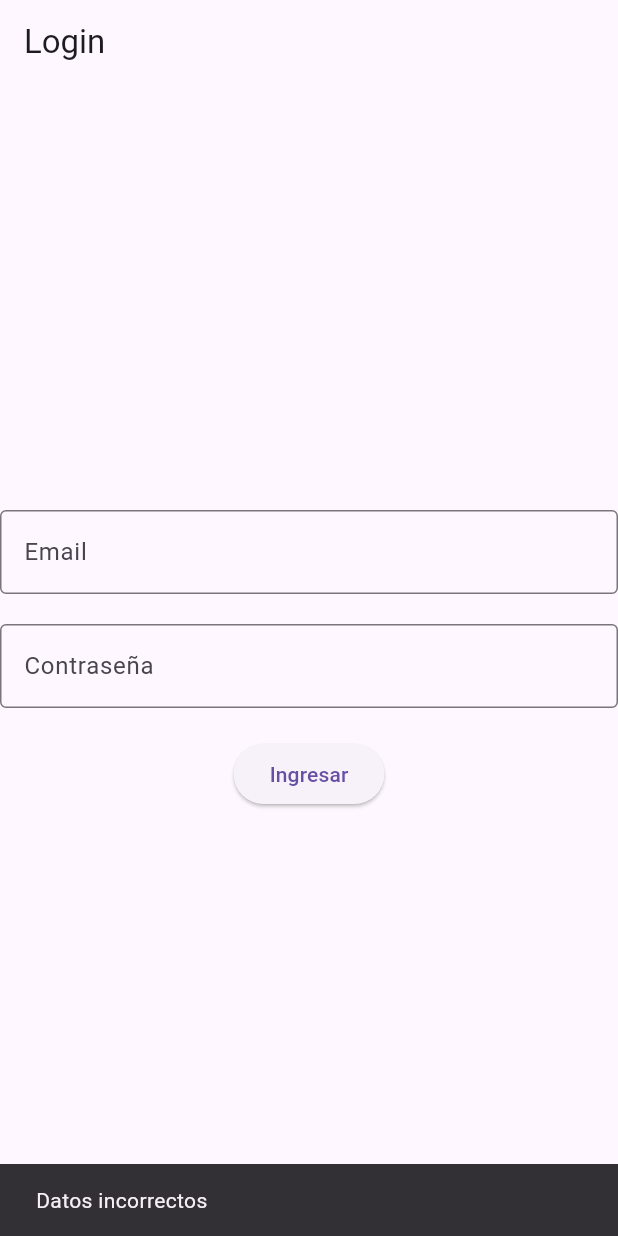
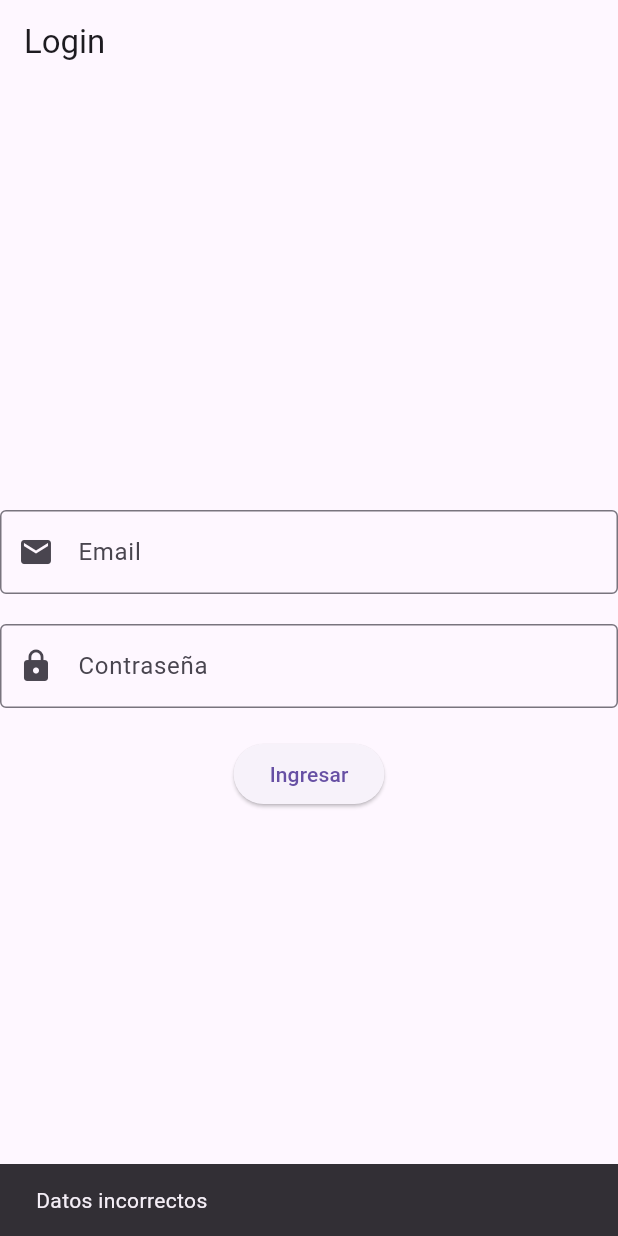
Before and after one commit to AleSzew/DAP_listas2_imagenes, a Flutter app: the screen it shows after launch, after a tap on "Ingresar", on a phone screen of 412 x 824 dp. Run offline on Flutter 3.47's test engine with Material 3 defaults, Android fonts, the phone set to English and light mode, and no system bars; our stand-ins replace go_router; network calls fail.

Commit message:
cambios en immagenes diseño de login y termmine

```diff
--- a/lib/go_router/routes.dart
+++ b/lib/go_router/routes.dart
@@ -6,12 +6,12 @@ import '/entities/player.dart';
 
 final appRouter = GoRouter(
 
-  initialLocation: '/',
+  initialLocation: '/login',
 
   routes: [
 
     GoRoute(
-      path: '/',
+      path: '/login',
       builder: (context, state) => LoginScreen(),
     ),
 
--- a/lib/login_screen.dart
+++ b/lib/login_screen.dart
@@ -35,55 +35,55 @@ class _LoginScreenState extends State<LoginScreen> {
       appBar: AppBar(title: Text("Login")),
 
       body: Center(
-        child: Column(
+        child: SizedBox(
+          width: 900,
+          child: Column(
           mainAxisAlignment: MainAxisAlignment.center,
           children: [
 
             TextField(
               controller: emailController,
               decoration: InputDecoration(
+                prefixIcon: Icon(Icons.email),
                 border: OutlineInputBorder(),
                 hintText: "Email",
+
               ),
             ),
 
-            SizedBox(height: 20),
+            SizedBox(height: 20, width: 10,),
 
             TextField(
               controller: passwordController,
               obscureText: true,
               decoration: InputDecoration(
                 border: OutlineInputBorder(),
+                prefixIcon: Icon(Icons.lock),
                 hintText: "Contraseña",
               ),
             ),
 
-            SizedBox(height: 20),
-
+            SizedBox(height: 20, width: 10,),
             ElevatedButton(
               onPressed: () {
 
-                bool encontrado = false;
+                bool correcto = false;
 
-                for (User u in users) {
+                for (User i in users) {
 
                   if (
-                    u.email == emailController.text &&
-                    u.password == passwordController.text
+                    i.email == emailController.text &&
+                    i.password == passwordController.text
                   ) {
 
-                    encontrado = true;
+                    correcto = true;
 
                   }
 
                 }
-
-                if (encontrado) {
-
+                if (correcto) {
                   context.go('/players');
-
                 } else {
-
                   ScaffoldMessenger.of(context).showSnackBar(
                     SnackBar(
                       content: Text("Datos incorrectos"),
@@ -97,6 +97,7 @@ class _LoginScreenState extends State<LoginScreen> {
             ),
 
           ],
+          )
         ),
       ),
     );
```
Also changed, not shown: lib/detail_screen.dart (+7 -8 lines), lib/player_screen.dart (+12 -13 lines), pubspec.lock.
